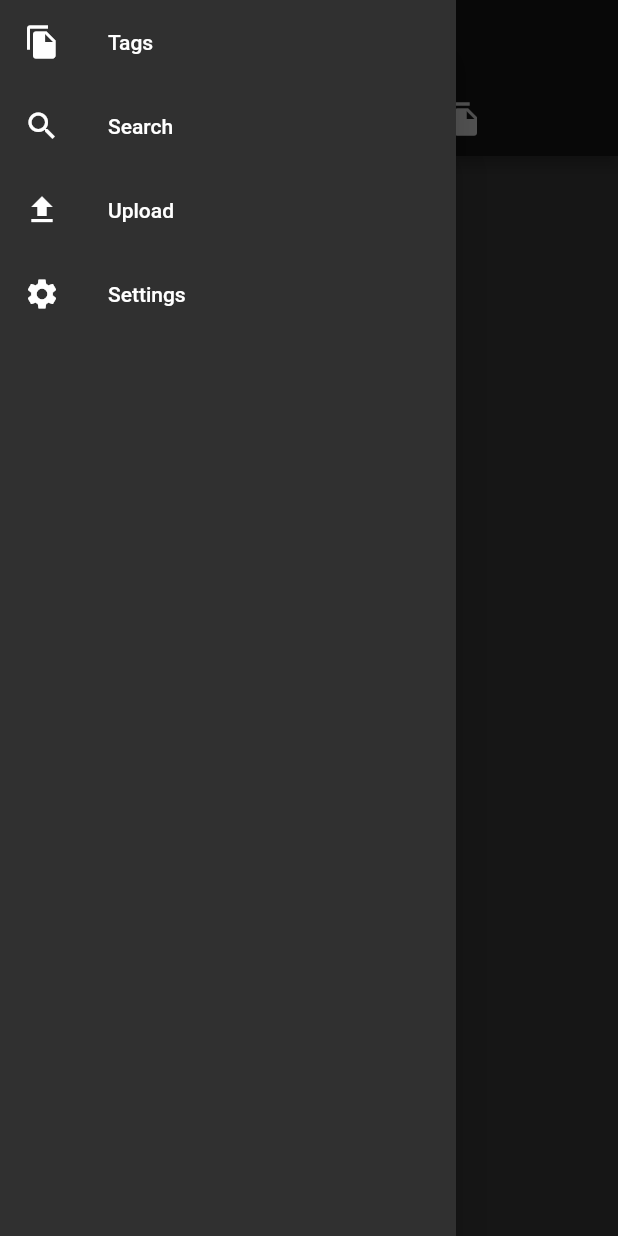
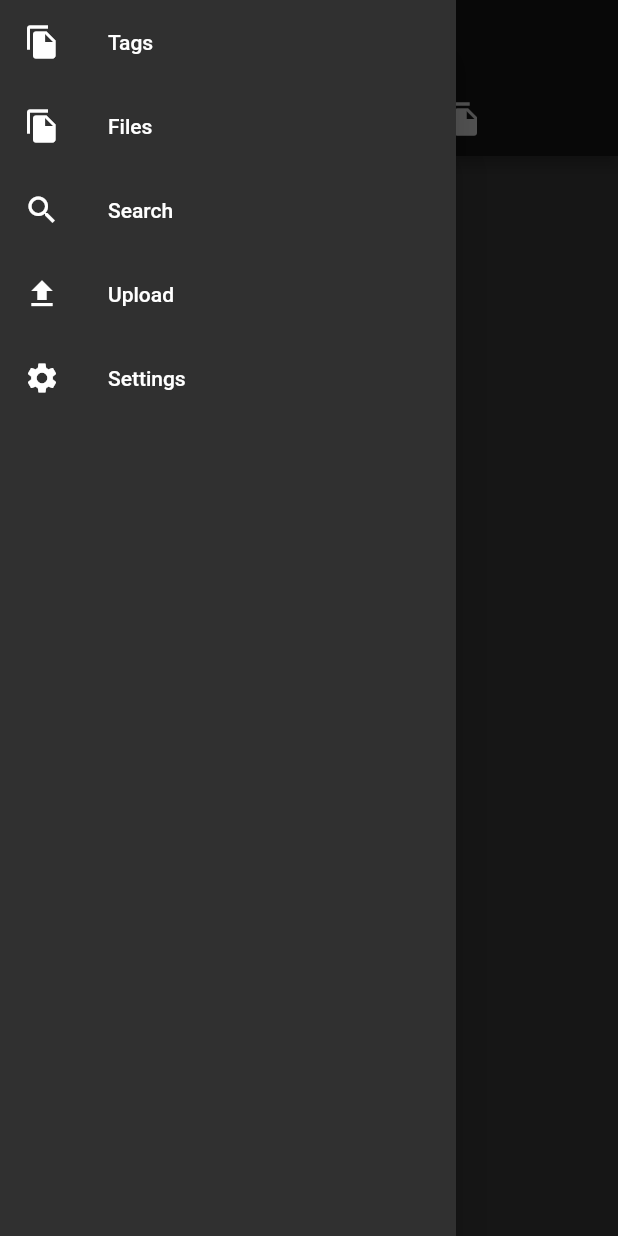
Before and after one commit to gecko10000/TagIt-frontend, a Flutter app: the screen it shows after launch, with the side drawer open, on a phone screen of 412 x 824 dp. Run offline on Flutter 3.47's test engine with Material 2 defaults, Android fonts, the phone set to English and light mode, and no system bars; our stand-ins replace flutter_riverpod, riverpod_annotation; generated files the repository leaves out were written again; network calls fail.

Commit message:
Working file browser from drawer

```diff
--- a/lib/widgets/browsers/tag_browser.dart
+++ b/lib/widgets/browsers/tag_browser.dart
@@ -2,7 +2,6 @@ import 'package:flutter/material.dart';
 import 'package:flutter_riverpod/flutter_riverpod.dart';
 import 'package:riverpod_annotation/riverpod_annotation.dart';
 import 'package:tagit_frontend/objects/saved_file.dart';
-import 'package:tagit_frontend/screens/home_page.dart';
 
 import '../../objects/common.dart';
 import '../../objects/tag.dart';
@@ -125,14 +124,14 @@ class _TagBrowserState extends ConsumerState<TagBrowser>
       },
       error: (err, stack) => Text("Error: $err"),
       loading: () => const Align(
-          alignment: Alignment.center, child: CircularProgressIndicator()),
+          alignment: Alignment.center, child: CircularProgressIndicator()
+      ),
     );
   }
 
   @override
   bool get wantKeepAlive => true;
 
-  // TODO: fix this updating AppBar name when opened from drawer
   void refresh() {
     Future(() {
       String? fullName = widget.parent?.fullName();
--- a/lib/widgets/drawer.dart
+++ b/lib/widgets/drawer.dart
@@ -1,36 +1,37 @@
 import 'package:flutter/material.dart';
+import 'package:flutter_riverpod/flutter_riverpod.dart';
 import 'package:tagit_frontend/screens/common.dart';
+import 'package:tagit_frontend/widgets/browsers/file_browser.dart';
 import 'package:tagit_frontend/widgets/browsers/tag_browser.dart';
 
 import '../screens/not_implemented.dart';
 
 class SideDrawer extends StatelessWidget {
-
   const SideDrawer({super.key});
 
   @override
   Widget build(BuildContext context) {
     return Drawer(
-
         child: ListView(
       children: [
-            DrawerTile(Icons.file_copy, "Tags", (context) => BackScaffold(
-              body: TagBrowserNavigator(
-                  scaffoldNameNotifier: backScaffoldTitleProvider.notifier
-              ), // TODO: update name in AppBar somehow (callback?) remove SimpleScaffold entirely, maybe
-              title: "Tags",
-            )),
-            //DrawerTile(Icons.file_copy, "Files", (context) => const FileScreen()),
-            DrawerTile(Icons.search, "Search", (context) => const NotImplementedScreen()),
-            DrawerTile(Icons.upload, "Upload", (context) => const NotImplementedScreen()),
-            DrawerTile(Icons.settings, "Settings", (context) => const NotImplementedScreen()),
+        DrawerTile(
+            Icons.file_copy,
+            "Tags",
+            (context) => TagBrowserNavigator(
+                scaffoldNameNotifier: backScaffoldTitleProvider.notifier)),
+        DrawerTile(Icons.file_copy, "Files", (context) => const FileBrowser()),
+        DrawerTile(
+            Icons.search, "Search", (context) => const NotImplementedScreen()),
+        DrawerTile(
+            Icons.upload, "Upload", (context) => const NotImplementedScreen()),
+        DrawerTile(Icons.settings, "Settings",
+            (context) => const NotImplementedScreen()),
       ],
-        )
-    );
+    ));
   }
 }
 
-class DrawerTile extends StatelessWidget {
+class DrawerTile extends ConsumerWidget {
   final IconData icon;
   final String title;
   final Widget Function(BuildContext) callback;
@@ -38,16 +39,20 @@ class DrawerTile extends StatelessWidget {
   const DrawerTile(this.icon, this.title, this.callback, {super.key});
 
   @override
-  Widget build(BuildContext context) {
+  Widget build(BuildContext context, WidgetRef ref) {
     return Material(
         child: ListTile(
       leading: Icon(icon),
       title: Text(title),
       onTap: () {
         Navigator.pop(context);
-            Navigator.push(context, MaterialPageRoute(builder: callback));
+        Navigator.push(context, MaterialPageRoute(builder: (context) {
+          // cannot modify the provider while the widget is building
+          WidgetsBinding.instance.addPostFrameCallback(
+              (_) => ref.read(backScaffoldTitleProvider.notifier).set(title));
+          return BackScaffold(body: callback(context), title: title);
+        }));
       },
-        )
-    );
+    ));
   }
 }
```
Also changed, not shown: lib/screens/not_implemented.dart (+6 -11 lines). Lines whose indentation alone changed are shown as unchanged.
